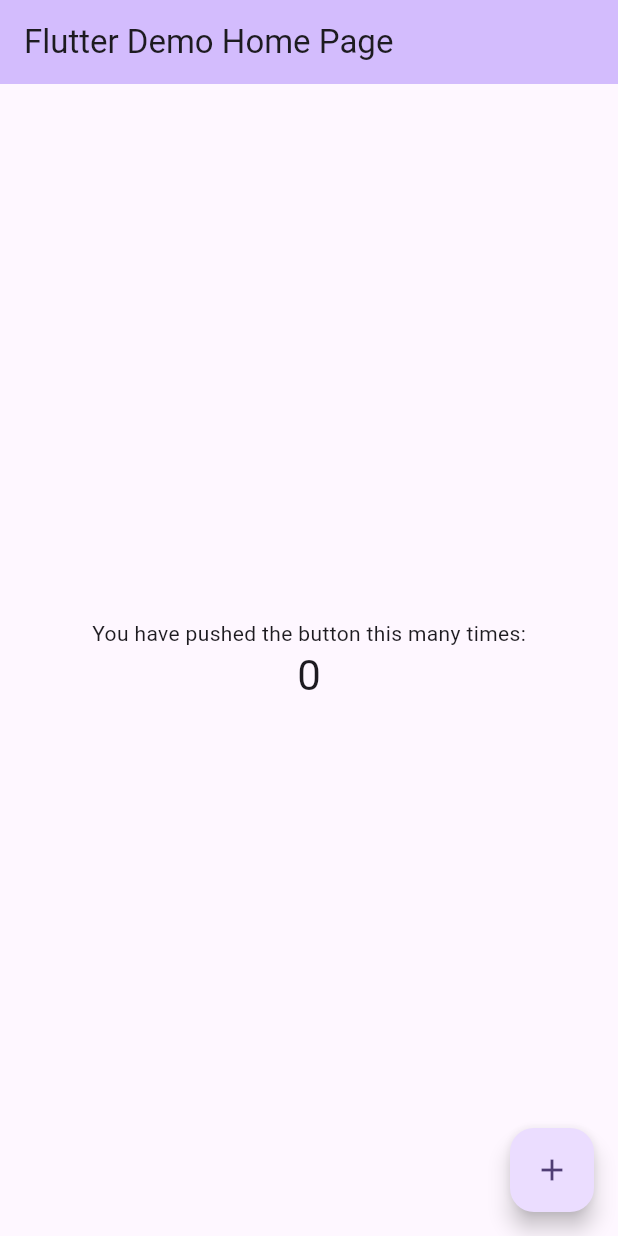
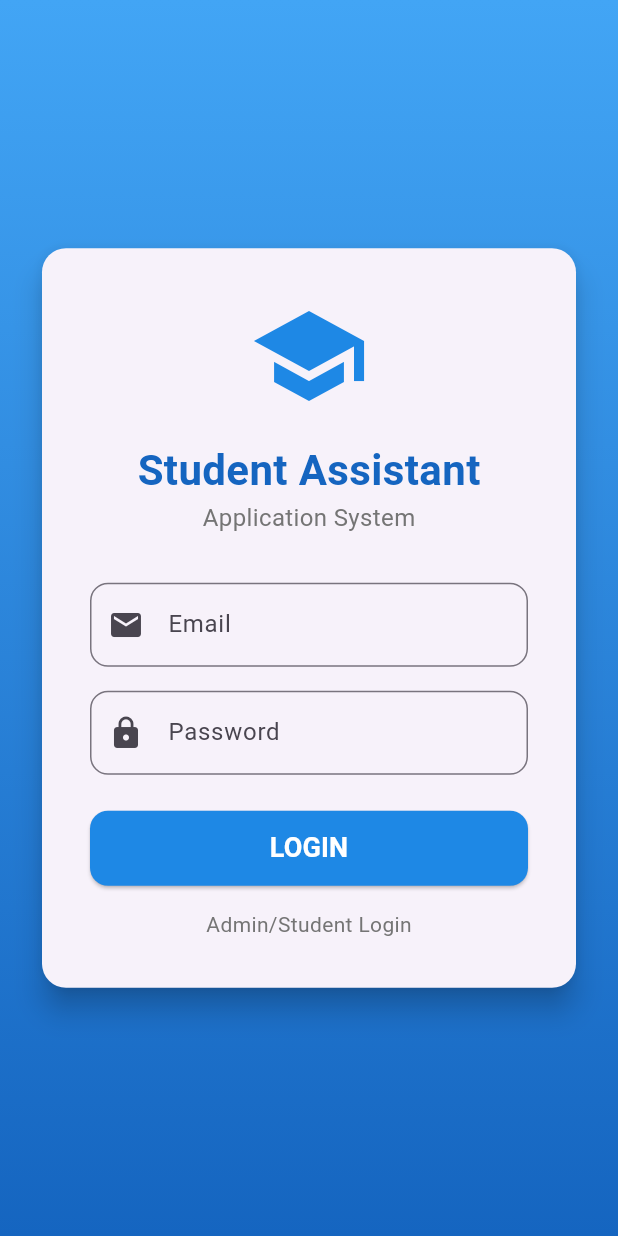
Before and after one commit to Delight2k44/-Student-Assistant-Application-System, a Flutter app: the screen it shows after launch, on a phone screen of 412 x 824 dp. Run offline on Flutter 3.47's test engine with Material 3 defaults, Android fonts, the phone set to English and light mode, and no system bars; our stand-ins replace supabase_flutter; accounts and stored records are empty.

Commit message:
✅ Authentication Screen 1.1 COMPLETE by Mathabo
🔥 Supabase auth service (lib/services/supabase_service.dart)
🎨 Beautiful gradient LoginScreen (lib/views/auth/login_screen.dart)
🏗️ MVVM AuthViewModel with Provider (lib/viewmodels/auth_viewmodel.dart)
✅ Form validation & loading states
✅ Role-based navigation (student/admin)
✅ UserModel (lib/models/user_model.dart)
✅ All Screen 1.1 requirements MET!

Mathabo - TPG316C GROUP_A

```diff
--- a/lib/main.dart
+++ b/lib/main.dart
@@ -1,121 +1,44 @@
+/*
+TPG316C Group Assignment - GROUP_A
+Student Assistant Application System
+All Group Members - Initial Setup
+*/
+
 import 'package:flutter/material.dart';
+import 'package:provider/provider.dart';
+import 'package:supabase_flutter/supabase_flutter.dart';
+import 'viewmodels/auth_viewmodel.dart';
+import 'views/auth/login_screen.dart';
 
-void main() {
-  runApp(const MyApp());
+void main() async {
+  WidgetsFlutterBinding.ensureInitialized();
+
+  // ⚠️ REPLACE WITH YOUR SUPABASE URL & ANON KEY
+  await Supabase.initialize(
+    url: 'https://pxspyrznakjkaprpderm.supabase.co',
+    anonKey: 'sb_publishable_0oM9YIyTT1jHX7BU1GUSLQ_n2AHJMlR',
+  );
+
+  runApp(MyApp());
 }
 
 class MyApp extends StatelessWidget {
   const MyApp({super.key});
-
-  // This widget is the root of your application.
   @override
   Widget build(BuildContext context) {
-    return MaterialApp(
-      title: 'Flutter Demo',
-      theme: ThemeData(
-        // This is the theme of your application.
-        //
-        // TRY THIS: Try running your application with "flutter run". You'll see
-        // the application has a purple toolbar. Then, without quitting the app,
-        // try changing the seedColor in the colorScheme below to Colors.green
-        // and then invoke "hot reload" (save your changes or press the "hot
-        // reload" button in a Flutter-supported IDE, or press "r" if you used
-        // the command line to start the app).
-        //
-        // Notice that the counter didn't reset back to zero; the application
-        // state is not lost during the reload. To reset the state, use hot
-        // restart instead.
-        //
-        // This works for code too, not just values: Most code changes can be
-        // tested with just a hot reload.
-        colorScheme: .fromSeed(seedColor: Colors.deepPurple),
-      ),
-      home: const MyHomePage(title: 'Flutter Demo Home Page'),
-    );
-  }
-}
-
-class MyHomePage extends StatefulWidget {
-  const MyHomePage({super.key, required this.title});
-
-  // This widget is the home page of your application. It is stateful, meaning
-  // that it has a State object (defined below) that contains fields that affect
-  // how it looks.
-
-  // This class is the configuration for the state. It holds the values (in this
-  // case the title) provided by the parent (in this case the App widget) and
-  // used by the build method of the State. Fields in a Widget subclass are
-  // always marked "final".
-
-  final String title;
-
-  @override
-  State<MyHomePage> createState() => _MyHomePageState();
-}
-
-class _MyHomePageState extends State<MyHomePage> {
-  int _counter = 0;
-
-  void _incrementCounter() {
-    setState(() {
-      // This call to setState tells the Flutter framework that something has
-      // changed in this State, which causes it to rerun the build method below
-      // so that the display can reflect the updated values. If we changed
-      // _counter without calling setState(), then the build method would not be
-      // called again, and so nothing would appear to happen.
-      _counter++;
-    });
-  }
-
-  @override
-  Widget build(BuildContext context) {
-    // This method is rerun every time setState is called, for instance as done
-    // by the _incrementCounter method above.
-    //
-    // The Flutter framework has been optimized to make rerunning build methods
-    // fast, so that you can just rebuild anything that needs updating rather
-    // than having to individually change instances of widgets.
-    return Scaffold(
-      appBar: AppBar(
-        // TRY THIS: Try changing the color here to a specific color (to
-        // Colors.amber, perhaps?) and trigger a hot reload to see the AppBar
-        // change color while the other colors stay the same.
-        backgroundColor: Theme.of(context).colorScheme.inversePrimary,
-        // Here we take the value from the MyHomePage object that was created by
-        // the App.build method, and use it to set our appbar title.
-        title: Text(widget.title),
-      ),
-      body: Center(
-        // Center is a layout widget. It takes a single child and positions it
-        // in the middle of the parent.
-        child: Column(
-          // Column is also a layout widget. It takes a list of children and
-          // arranges them vertically. By default, it sizes itself to fit its
-          // children horizontally, and tries to be as tall as its parent.
-          //
-          // Column has various properties to control how it sizes itself and
-          // how it positions its children. Here we use mainAxisAlignment to
-          // center the children vertically; the main axis here is the vertical
-          // axis because Columns are vertical (the cross axis would be
-          // horizontal).
-          //
-          // TRY THIS: Invoke "debug painting" (choose the "Toggle Debug Paint"
-          // action in the IDE, or press "p" in the console), to see the
-          // wireframe for each widget.
-          mainAxisAlignment: .center,
-          children: [
-            const Text('You have pushed the button this many times:'),
-            Text(
-              '$_counter',
-              style: Theme.of(context).textTheme.headlineMedium,
-            ),
-          ],
-        ),
-      ),
-      floatingActionButton: FloatingActionButton(
-        onPressed: _incrementCounter,
-        tooltip: 'Increment',
-        child: const Icon(Icons.add),
+    return MultiProvider(
+      providers: [
+        ChangeNotifierProvider(create: (_) => AuthViewModel()),
+      ],
+      child: MaterialApp(
+        title: 'Student Assistant System',
+        theme: ThemeData(primarySwatch: Colors.blue),
+        home: LoginScreen(),
+        // Add these routes later
+        routes: {
+          '/student/home': (context) => Scaffold(body: Center(child: Text('Student Home'))),
+          '/admin/dashboard': (context) => Scaffold(body: Center(child: Text('Admin Dashboard'))),
+        },
       ),
     );
   }
--- /dev/null
+++ b/lib/models/user_model.dart
@@ -0,0 +1,25 @@
+/*
+TPG316C Group Assignment - GROUP_A
+Student Assistant Application System
+Contributor: YOUR_NAME (YOUR_STUDENT_NUMBER) - Authentication Screen
+*/
+
+class UserModel {
+  final String id;
+  final String email;
+  final String role; // 'student' or 'admin'
+
+  UserModel({
+    required this.id,
+    required this.email,
+    required this.role,
+  });
+
+  factory UserModel.fromJson(Map<String, dynamic> json) {
+    return UserModel(
+      id: json['id'],
+      email: json['email'],
+      role: json['user_metadata']['role'] ?? 'student',
+    );
+  }
+}
--- /dev/null
+++ b/lib/services/supabase_service.dart
@@ -0,0 +1,40 @@
+// ignore_for_file: avoid_print
+
+/*
+TPG316C Group Assignment - GROUP_A
+Contributor: YOUR_NAME (YOUR_STUDENT_NUMBER) - Authentication Screen
+*/
+
+import 'package:supabase_flutter/supabase_flutter.dart';
+import '../models/user_model.dart';
+
+class SupabaseService {
+  static final SupabaseService _instance = SupabaseService._internal();
+  factory SupabaseService() => _instance;
+  SupabaseService._internal();
+
+  final SupabaseClient _supabase = Supabase.instance.client;
+
+  Future<UserModel?> signIn(String email, String password) async {
+    try {
+      final response = await _supabase.auth.signInWithPassword(
+        email: email,
+        password: password,
+      );
+
+      if (response.user != null) {
+        return UserModel.fromJson(response.user!.toJson());
+      }
+      return null;
+    } catch (e) {
+      print('Auth error: $e');
+      return null;
+    }
+  }
+
+  Future<void> signOut() async {
+    await _supabase.auth.signOut();
+  }
+
+  User? get currentUser => _supabase.auth.currentUser;
+}
--- a/lib/viewmodels/auth_viewmodel.dart
+++ b/lib/viewmodels/auth_viewmodel.dart
@@ -0,0 +1,69 @@
+/*
+TPG316C Group Assignment - GROUP_A
+Contributor: MATHABO 222070281 - Authentication Screen
+*/
+
+import 'package:flutter/material.dart';
+import '../models/user_model.dart';
+import '../services/supabase_service.dart';
+
+class AuthViewModel extends ChangeNotifier {
+  final SupabaseService _supabaseService = SupabaseService();
+
+  String _email = '';
+  String _password = '';
+  bool _isLoading = false;
+  String? _error;
+  UserModel? _user;
+
+  String get email => _email;
+  String get password => _password;
+  bool get isLoading => _isLoading;
+  String? get error => _error;
+  UserModel? get user => _user;
+
+  set email(String value) {
+    _email = value;
+    notifyListeners();
+  }
+
+  set password(String value) {
+    _password = value;
+    notifyListeners();
+  }
+
+  Future<bool> login(BuildContext context) async {
+  if (_email.isEmpty || _password.isEmpty) {
+    _error = 'Please fill all fields';
+    notifyListeners();
+    return false;
+  }
+
+  _isLoading = true;
+  _error = null;
+  notifyListeners();
+
+  final user = await _supabaseService.signIn(_email, _password);
+
+  _isLoading = false;
+  if (user != null) {
+    _user = user;
+
+    // ✅ Check if context is still valid before navigation
+    if (!context.mounted) return false;
+
+    // Navigate based on role
+    if (user.role == 'admin') {
+      Navigator.pushReplacementNamed(context, '/admin/dashboard');
+    } else {
+      Navigator.pushReplacementNamed(context, '/student/home');
+    }
+    return true;
+  } else {
+    _error = 'Invalid credentials';
+  }
+
+  notifyListeners();
+  return false;
+  }
+}
--- /dev/null
+++ b/lib/views/auth/login_screen.dart
@@ -0,0 +1,200 @@
+/*
+TPG316C Group Assignment - GROUP_A
+Student Assistant Application System
+Contributor: YOUR_NAME (YOUR_STUDENT_NUMBER) - Authentication Screen (1.1)
+*/
+
+import 'package:flutter/material.dart';
+import 'package:provider/provider.dart';
+import '../../viewmodels/auth_viewmodel.dart';
+
+class LoginScreen extends StatefulWidget {
+  const LoginScreen({super.key});
+
+  @override
+  State<LoginScreen> createState() => _LoginScreenState();
+}
+
+
+class _LoginScreenState extends State<LoginScreen> {
+  final _formKey = GlobalKey<FormState>();
+  final _emailController = TextEditingController();
+  final _passwordController = TextEditingController();
+
+  @override
+  Widget build(BuildContext context) {
+    return Scaffold(
+      body: Container(
+        decoration: BoxDecoration(
+          gradient: LinearGradient(
+            begin: Alignment.topCenter,
+            end: Alignment.bottomCenter,
+            colors: [Colors.blue.shade400, Colors.blue.shade800],
+          ),
+        ),
+        child: SafeArea(
+          child: Center(
+            child: Padding(
+              padding: EdgeInsets.all(24.0),
+              child: Card(
+                elevation: 8,
+                shape: RoundedRectangleBorder(
+                  borderRadius: BorderRadius.circular(16),
+                ),
+                child: Padding(
+                  padding: EdgeInsets.all(32.0),
+                  child: Column(
+                    mainAxisSize: MainAxisSize.min,
+                    children: [
+                      Icon(
+                        Icons.school,
+                        size: 80,
+                        color: Colors.blue.shade600,
+                      ),
+                      SizedBox(height: 16),
+                      Text(
+                        'Student Assistant',
+                        style: TextStyle(
+                          fontSize: 28,
+                          fontWeight: FontWeight.bold,
+                          color: Colors.blue.shade800,
+                        ),
+                      ),
+                      Text(
+                        'Application System',
+                        style: TextStyle(
+                          fontSize: 16,
+                          color: Colors.grey.shade600,
+                        ),
+                      ),
+                      SizedBox(height: 32),
+
+                      // FORM
+                      Form(
+                        key: _formKey,
+                        child: Column(
+                          children: [
+                            Consumer<AuthViewModel>(
+                              builder: (context, authVM, child) {
+                                return TextFormField(
+                                  controller: _emailController,
+                                  decoration: InputDecoration(
+                                    labelText: 'Email',
+                                    prefixIcon: Icon(Icons.email),
+                                    border: OutlineInputBorder(
+                                      borderRadius: BorderRadius.circular(12),
+                                    ),
+                                    errorText: authVM.error != null &&
+                                      authVM.email.isEmpty ? authVM.error : null,
+                                  ),
+                                  keyboardType: TextInputType.emailAddress,
+                                  onChanged: (value) {
+                                    authVM.email = value;
+                                  },
+                                  validator: (value) {
+                                    if (value == null || value.isEmpty) {
+                                      return 'Enter your email';
+                                    }
+                                    if (!value.contains('@')) {
+                                      return 'Enter valid email';
+                                    }
+                                    return null;
+                                  },
+                                );
+                              },
+                            ),
+                            SizedBox(height: 16),
+
+                            Consumer<AuthViewModel>(
+                              builder: (context, authVM, child) {
+                                return TextFormField(
+                                  controller: _passwordController,
+                                  decoration: InputDecoration(
+                                    labelText: 'Password',
+                                    prefixIcon: Icon(Icons.lock),
+                                    border: OutlineInputBorder(
+                                      borderRadius: BorderRadius.circular(12),
+                                    ),
+                                    errorText: authVM.error != null &&
+                                      authVM.password.isEmpty ? authVM.error : null,
+                                  ),
+                                  obscureText: true,
+                                  onChanged: (value) {
+                                    authVM.password = value;
+                                  },
+                                  validator: (value) {
+                                    if (value == null || value.isEmpty) {
+                                      return 'Enter your password';
+                                    }
+                                    if (value.length < 6) {
+                                      return 'Password must be 6+ characters';
+                                    }
+                                    return null;
+                                  },
+                                );
+                              },
+                            ),
+                            SizedBox(height: 24),
+
+                            Consumer<AuthViewModel>(
+                              builder: (context, authVM, child) {
+                                return SizedBox(
+                                  width: double.infinity,
+                                  height: 50,
+                                  child: ElevatedButton(
+                                    onPressed: authVM.isLoading
+                                      ? null
+                                      : () async {
+                                          if (_formKey.currentState!.validate()) {
+                                            await authVM.login(context);
+                                          }
+                                        },
+                                    style: ElevatedButton.styleFrom(
+                                      backgroundColor: Colors.blue.shade600,
+                                      foregroundColor: Colors.white,
+                                      shape: RoundedRectangleBorder(
+                                        borderRadius: BorderRadius.circular(12),
+                                      ),
+                                    ),
+                                    child: authVM.isLoading
+                                        ? CircularProgressIndicator(color: Colors.white)
+                                        : Text(
+                                            'LOGIN',
+                                            style: TextStyle(
+                                              fontSize: 18,
+                                              fontWeight: FontWeight.bold,
+                                            ),
+                                          ),
+                                  ),
+                                );
+                              },
+                            ),
+                          ],
+                        ),
+                      ),
+                      SizedBox(height: 16),
+                      Text(
+                        'Admin/Student Login',
+                        style: TextStyle(
+                          color: Colors.grey.shade600,
+                          fontSize: 14,
+                        ),
+                      ),
+                    ],
+                  ),
+                ),
+              ),
+            ),
+          ),
+        ),
+      ),
+    );
+  }
+
+  @override
+  void dispose() {
+    _emailController.dispose();
+    _passwordController.dispose();
+    super.dispose();
+  }
+}
--- a/pubspec.yaml
+++ b/pubspec.yaml
@@ -4,7 +4,7 @@ publish_to: 'none'
 version: 1.0.0+1
 
 environment:
-  sdk: '>=3.11.0 <4.0.0'  # ✅ Fixed for your Dart 3.11.0
+  sdk: '>=3.11.0 <4.0.0'
 
 dependencies:
   flutter:
```
Also changed, not shown: pubspec.lock, 5 other files.
